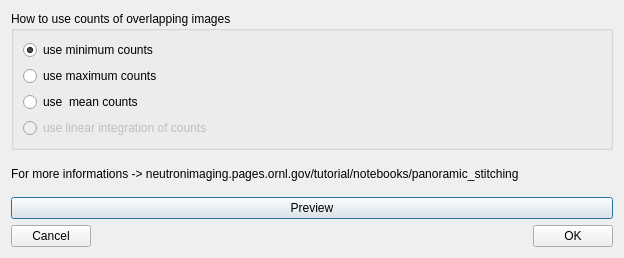
Above: notebooks/ui/ui_panoramic_stitching_algorithms.ui from neutronimaging/python_notebooks before the change. Below: the same form after it.
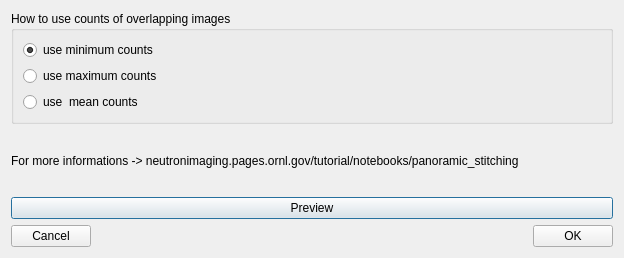
That is the form after the change.

Commit message: removed linear integration option (for now). this refs #28

Diff of the .ui file:
```diff
--- a/notebooks/ui/ui_panoramic_stitching_algorithms.ui
+++ b/notebooks/ui/ui_panoramic_stitching_algorithms.ui
@@ -50,16 +50,6 @@
         </property>
        </widget>
       </item>
-      <item>
-       <widget class="QRadioButton" name="use_linear_integration_radioButton">
-        <property name="enabled">
-         <bool>false</bool>
-        </property>
-        <property name="text">
-         <string>use linear integration of counts</string>
-        </property>
-       </widget>
-      </item>
      </layout>
     </widget>
    </item>
```
